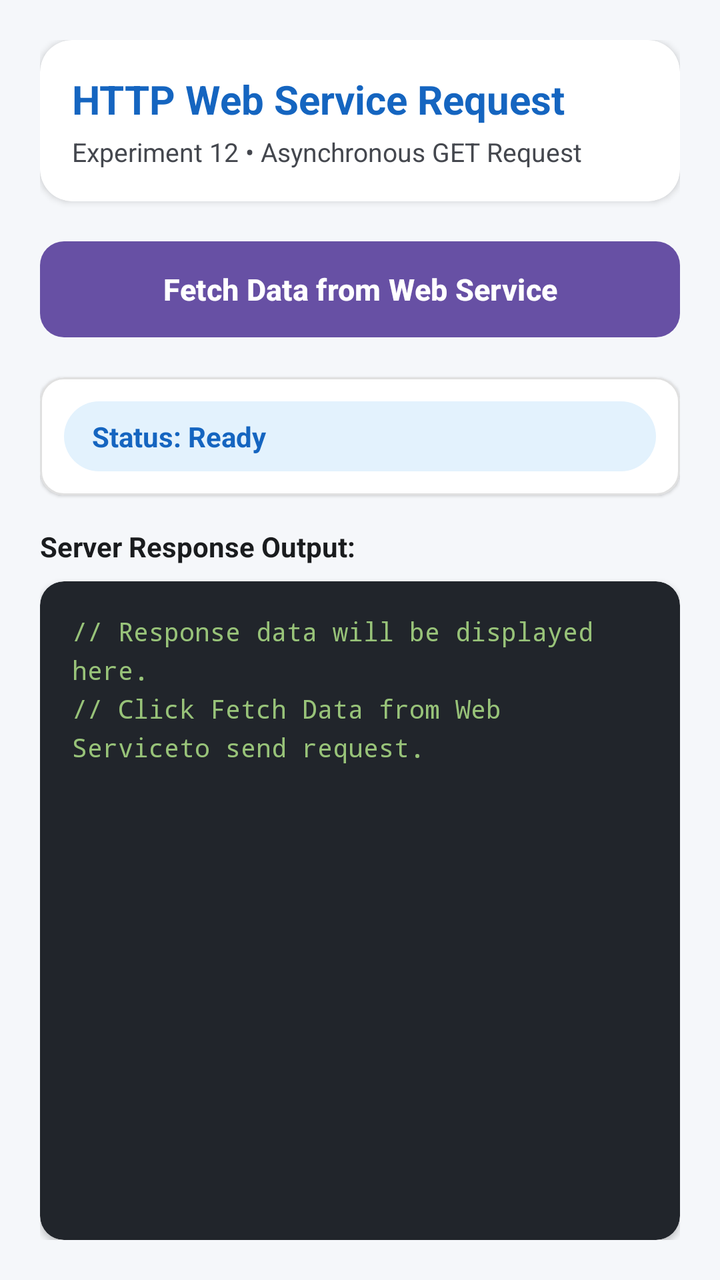
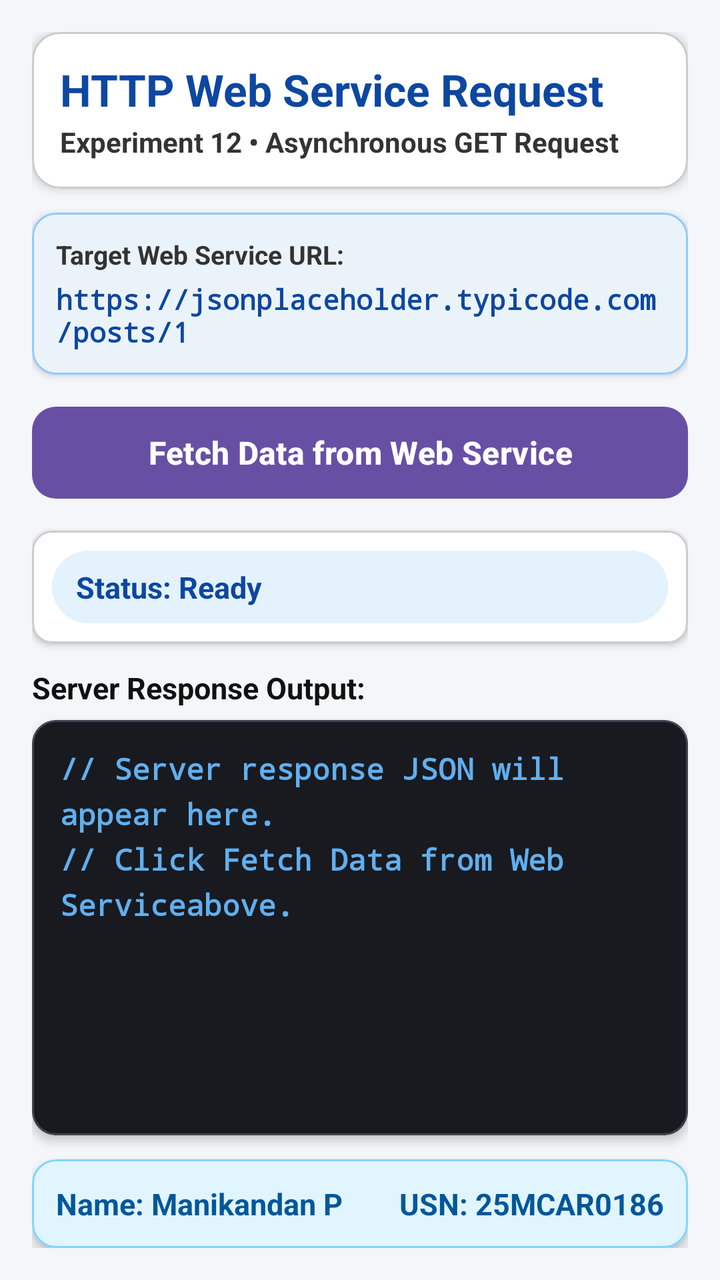

The first picture is an Android layout as it rendered before a commit; the second is the same layout after the commit. The layout source and the unified diff follow.
<!-- AndroidManifest.xml: application theme Theme.Exp12 -->
<!-- res/layout/activity_main.xml -->
<?xml version="1.0" encoding="utf-8"?>
<LinearLayout xmlns:android="http://schemas.android.com/apk/res/android"
    xmlns:app="http://schemas.android.com/apk/res-auto"
    xmlns:tools="http://schemas.android.com/tools"
    android:id="@+id/main"
    android:layout_width="match_parent"
    android:layout_height="match_parent"
    android:orientation="vertical"
    android:background="@color/bg_light"
    android:padding="20dp"
    tools:context=".MainActivity">

    
    <com.google.android.material.card.MaterialCardView
        android:layout_width="match_parent"
        android:layout_height="wrap_content"
        android:layout_marginBottom="16dp"
        app:cardCornerRadius="16dp"
        app:cardElevation="2dp"
        app:cardBackgroundColor="@color/card_bg"
        app:strokeWidth="0dp">

        <LinearLayout
            android:layout_width="match_parent"
            android:layout_height="wrap_content"
            android:orientation="vertical"
            android:padding="16dp">

            <TextView
                android:id="@+id/tvTitle"
                android:layout_width="match_parent"
                android:layout_height="wrap_content"
                android:text="@string/title_http_request"
                android:textSize="20sp"
                android:textStyle="bold"
                android:textColor="@color/primary" />

            <TextView
                android:id="@+id/tvSubtitle"
                android:layout_width="match_parent"
                android:layout_height="wrap_content"
                android:layout_marginTop="4dp"
                android:text="@string/subtitle_http_request"
                android:textSize="13sp"
                android:textColor="@color/text_secondary" />
        </LinearLayout>
    </com.google.android.material.card.MaterialCardView>

    
    <com.google.android.material.button.MaterialButton
        android:id="@+id/btnFetchData"
        android:layout_width="match_parent"
        android:layout_height="56dp"
        android:text="@string/btn_fetch_data"
        android:textSize="15sp"
        android:textStyle="bold"
        android:textAllCaps="false"
        app:cornerRadius="12dp"
        app:elevation="3dp"
        android:layout_marginBottom="16dp" />

    
    <com.google.android.material.card.MaterialCardView
        android:layout_width="match_parent"
        android:layout_height="wrap_content"
        android:layout_marginBottom="16dp"
        app:cardCornerRadius="12dp"
        app:cardElevation="1dp"
        app:cardBackgroundColor="@color/card_bg"
        app:strokeWidth="1dp"
        app:strokeColor="#E0E0E0">

        <LinearLayout
            android:layout_width="match_parent"
            android:layout_height="wrap_content"
            android:orientation="horizontal"
            android:gravity="center_vertical"
            android:padding="12dp">

            <ProgressBar
                android:id="@+id/progressBar"
                style="?android:attr/progressBarStyleSmall"
                android:layout_width="24dp"
                android:layout_height="24dp"
                android:layout_marginEnd="12dp"
                android:visibility="gone"
                android:indeterminateTint="@color/primary" />

            <TextView
                android:id="@+id/tvStatus"
                android:layout_width="0dp"
                android:layout_height="wrap_content"
                android:layout_weight="1"
                android:text="@string/status_ready"
                android:textSize="14sp"
                android:textStyle="bold"
                android:textColor="@color/status_ready_text"
                android:background="@drawable/bg_status_badge"
                android:paddingHorizontal="14dp"
                android:paddingVertical="8dp" />
        </LinearLayout>
    </com.google.android.material.card.MaterialCardView>

    
    <TextView
        android:layout_width="match_parent"
        android:layout_height="wrap_content"
        android:text="@string/label_response"
        android:textSize="14sp"
        android:textStyle="bold"
        android:textColor="@color/text_primary"
        android:layout_marginBottom="8dp" />

    <com.google.android.material.card.MaterialCardView
        android:layout_width="match_parent"
        android:layout_height="0dp"
        android:layout_weight="1"
        app:cardCornerRadius="12dp"
        app:cardElevation="2dp"
        app:cardBackgroundColor="@color/code_bg"
        app:strokeWidth="0dp">

        <ScrollView
            android:layout_width="match_parent"
            android:layout_height="match_parent"
            android:padding="16dp"
            android:fillViewport="true">

            <TextView
                android:id="@+id/tvResult"
                android:layout_width="match_parent"
                android:layout_height="wrap_content"
                android:text="@string/initial_result_prompt"
                android:textSize="13sp"
                android:fontFamily="monospace"
                android:lineSpacingExtra="4dp"
                android:textColor="@color/code_text" />
        </ScrollView>
    </com.google.android.material.card.MaterialCardView>

</LinearLayout>
<!-- resources referenced by this layout -->
<resources>
  <color name="bg_light">#F5F7FA</color>
  <color name="card_bg">#FFFFFF</color>
  <color name="code_bg">#21252B</color>
  <color name="code_text">#98C379</color>
  <color name="primary">#1565C0</color>
  <color name="status_ready_text">#1565C0</color>
  <color name="text_primary">#1A1C1E</color>
  <color name="text_secondary">#44474E</color>
  <!-- drawable bg_status_badge (drawable) -->
  <?xml version="1.0" encoding="utf-8"?>
  <shape xmlns:android="http://schemas.android.com/apk/res/android"
      android:shape="rectangle">
      <corners android:radius="20dp" />
      <solid android:color="@color/status_ready_bg" />
  </shape>
  <string name="btn_fetch_data">Fetch Data from Web Service</string>
  <string name="initial_result_prompt">// Response data will be displayed here.\n// Click "Fetch Data from Web Service" to send request.</string>
  <string name="label_response">Server Response Output:</string>
  <string name="status_ready">Status: Ready</string>
  <string name="subtitle_http_request">Experiment 12 • Asynchronous GET Request</string>
  <string name="title_http_request">HTTP Web Service Request</string>
  <style name="Theme.Exp12" parent="Base.Theme.Exp12" />
  <color name="status_ready_bg">#E3F2FD</color>
  <style name="Base.Theme.Exp12" parent="Theme.Material3.DayNight.NoActionBar">
          
          
      </style>
</resources>

<!-- the commit's change to res/layout/activity_main.xml (unified diff, before → after) -->
@@ -7,42 +7,82 @@
     android:layout_height="match_parent"
     android:orientation="vertical"
     android:background="@color/bg_light"
-    android:padding="20dp"
+    android:padding="16dp"
     tools:context=".MainActivity">
 
     
     <com.google.android.material.card.MaterialCardView
         android:layout_width="match_parent"
         android:layout_height="wrap_content"
-        android:layout_marginBottom="16dp"
-        app:cardCornerRadius="16dp"
+        android:layout_marginBottom="12dp"
+        app:cardCornerRadius="14dp"
+        app:cardElevation="3dp"
+        app:cardBackgroundColor="@color/card_bg"
+        app:strokeWidth="1dp"
+        app:strokeColor="#CCCCCC">
+
+        <LinearLayout
+            android:layout_width="match_parent"
+            android:layout_height="wrap_content"
+            android:orientation="vertical"
+            android:padding="14dp">
+
+            <TextView
+                android:id="@+id/tvTitle"
+                android:layout_width="match_parent"
+                android:layout_height="wrap_content"
+                android:text="@string/title_http_request"
+                android:textSize="22sp"
+                android:textStyle="bold"
+                android:textColor="@color/primary" />
+
+            <TextView
+                android:id="@+id/tvSubtitle"
+                android:layout_width="match_parent"
+                android:layout_height="wrap_content"
+                android:layout_marginTop="2dp"
+                android:text="@string/subtitle_http_request"
+                android:textSize="14sp"
+                android:textStyle="bold"
+                android:textColor="@color/text_secondary" />
+        </LinearLayout>
+    </com.google.android.material.card.MaterialCardView>
+
+    
+    <com.google.android.material.card.MaterialCardView
+        android:layout_width="match_parent"
+        android:layout_height="wrap_content"
+        android:layout_marginBottom="12dp"
+        app:cardCornerRadius="12dp"
         app:cardElevation="2dp"
-        app:cardBackgroundColor="@color/card_bg"
-        app:strokeWidth="0dp">
+        app:cardBackgroundColor="#EBF3FA"
+        app:strokeWidth="1dp"
+        app:strokeColor="#90CAF9">
 
         <LinearLayout
             android:layout_width="match_parent"
             android:layout_height="wrap_content"
             android:orientation="vertical"
-            android:padding="16dp">
-
-            <TextView
-                android:id="@+id/tvTitle"
-                android:layout_width="match_parent"
-                android:layout_height="wrap_content"
-                android:text="@string/title_http_request"
-                android:textSize="20sp"
-                android:textStyle="bold"
-                android:textColor="@color/primary" />
-
-            <TextView
-                android:id="@+id/tvSubtitle"
+            android:padding="12dp">
+
+            <TextView
+                android:layout_width="match_parent"
+                android:layout_height="wrap_content"
+                android:text="@string/label_target_url"
+                android:textSize="13sp"
+                android:textStyle="bold"
+                android:textColor="@color/text_secondary" />
+
+            <TextView
+                android:id="@+id/tvUrl"
                 android:layout_width="match_parent"
                 android:layout_height="wrap_content"
                 android:layout_marginTop="4dp"
-                android:text="@string/subtitle_http_request"
-                android:textSize="13sp"
-                android:textColor="@color/text_secondary" />
+                android:text="@string/default_url"
+                android:textSize="14sp"
+                android:textStyle="bold"
+                android:fontFamily="monospace"
+                android:textColor="@color/url_text" />
         </LinearLayout>
     </com.google.android.material.card.MaterialCardView>
 
@@ -50,39 +90,39 @@
     <com.google.android.material.button.MaterialButton
         android:id="@+id/btnFetchData"
         android:layout_width="match_parent"
-        android:layout_height="56dp"
+        android:layout_height="54dp"
         android:text="@string/btn_fetch_data"
-        android:textSize="15sp"
+        android:textSize="16sp"
         android:textStyle="bold"
         android:textAllCaps="false"
         app:cornerRadius="12dp"
-        app:elevation="3dp"
-        android:layout_marginBottom="16dp" />
-
-    
-    <com.google.android.material.card.MaterialCardView
-        android:layout_width="match_parent"
-        android:layout_height="wrap_content"
-        android:layout_marginBottom="16dp"
-        app:cardCornerRadius="12dp"
-        app:cardElevation="1dp"
+        app:elevation="4dp"
+        android:layout_marginBottom="12dp" />
+
+    
+    <com.google.android.material.card.MaterialCardView
+        android:layout_width="match_parent"
+        android:layout_height="wrap_content"
+        android:layout_marginBottom="12dp"
+        app:cardCornerRadius="10dp"
+        app:cardElevation="2dp"
         app:cardBackgroundColor="@color/card_bg"
         app:strokeWidth="1dp"
-        app:strokeColor="#E0E0E0">
+        app:strokeColor="#CCCCCC">
 
         <LinearLayout
             android:layout_width="match_parent"
             android:layout_height="wrap_content"
             android:orientation="horizontal"
             android:gravity="center_vertical"
-            android:padding="12dp">
+            android:padding="10dp">
 
             <ProgressBar
                 android:id="@+id/progressBar"
                 style="?android:attr/progressBarStyleSmall"
                 android:layout_width="24dp"
                 android:layout_height="24dp"
-                android:layout_marginEnd="12dp"
+                android:layout_marginEnd="10dp"
                 android:visibility="gone"
                 android:indeterminateTint="@color/primary" />
 
@@ -92,11 +132,11 @@
                 android:layout_height="wrap_content"
                 android:layout_weight="1"
                 android:text="@string/status_ready"
-                android:textSize="14sp"
+                android:textSize="15sp"
                 android:textStyle="bold"
                 android:textColor="@color/status_ready_text"
                 android:background="@drawable/bg_status_badge"
-                android:paddingHorizontal="14dp"
+                android:paddingHorizontal="12dp"
                 android:paddingVertical="8dp" />
         </LinearLayout>
     </com.google.android.material.card.MaterialCardView>
@@ -106,24 +146,26 @@
         android:layout_width="match_parent"
         android:layout_height="wrap_content"
         android:text="@string/label_response"
-        android:textSize="14sp"
+        android:textSize="15sp"
         android:textStyle="bold"
         android:textColor="@color/text_primary"
-        android:layout_marginBottom="8dp" />
+        android:layout_marginBottom="6dp" />
 
     <com.google.android.material.card.MaterialCardView
         android:layout_width="match_parent"
         android:layout_height="0dp"
         android:layout_weight="1"
+        android:layout_marginBottom="12dp"
         app:cardCornerRadius="12dp"
-        app:cardElevation="2dp"
+        app:cardElevation="3dp"
         app:cardBackgroundColor="@color/code_bg"
-        app:strokeWidth="0dp">
+        app:strokeWidth="1dp"
+        app:strokeColor="#3E4451">
 
         <ScrollView
             android:layout_width="match_parent"
             android:layout_height="match_parent"
-            android:padding="16dp"
+            android:padding="14dp"
             android:fillViewport="true">
 
             <TextView
@@ -131,11 +173,51 @@
                 android:layout_width="match_parent"
                 android:layout_height="wrap_content"
                 android:text="@string/initial_result_prompt"
-                android:textSize="13sp"
+                android:textSize="15sp"
+                android:textStyle="bold"
                 android:fontFamily="monospace"
-                android:lineSpacingExtra="4dp"
+                android:lineSpacingExtra="5dp"
                 android:textColor="@color/code_text" />
         </ScrollView>
     </com.google.android.material.card.MaterialCardView>
 
+    
+    <com.google.android.material.card.MaterialCardView
+        android:id="@+id/cardStudentInfo"
+        android:layout_width="match_parent"
+        android:layout_height="wrap_content"
+        app:cardCornerRadius="12dp"
+        app:cardElevation="3dp"
+        app:cardBackgroundColor="@color/student_card_bg"
+        app:strokeWidth="1dp"
+        app:strokeColor="#81D4FA">
+
+        <LinearLayout
+            android:layout_width="match_parent"
+            android:layout_height="wrap_content"
+            android:orientation="horizontal"
+            android:padding="12dp"
+            android:gravity="center_vertical">
+
+            <TextView
+                android:id="@+id/tvStudentName"
+                android:layout_width="0dp"
+                android:layout_height="wrap_content"
+                android:layout_weight="1"
+                android:text="@string/student_name_label"
+                android:textSize="15sp"
+                android:textStyle="bold"
+                android:textColor="#01579B" />
+
+            <TextView
+                android:id="@+id/tvStudentUsn"
+                android:layout_width="wrap_content"
+                android:layout_height="wrap_content"
+                android:text="@string/student_usn_label"
+                android:textSize="15sp"
+                android:textStyle="bold"
+                android:textColor="#01579B" />
+        </LinearLayout>
+    </com.google.android.material.card.MaterialCardView>
+
 </LinearLayout>
<!-- resource entries referenced after the edit -->
@@ -1,13 +1,15 @@
 <!-- resources referenced by this layout -->
 <resources>
-  <color name="bg_light">#F5F7FA</color>
+  <color name="bg_light">#F4F6F9</color>
   <color name="card_bg">#FFFFFF</color>
-  <color name="code_bg">#21252B</color>
-  <color name="code_text">#98C379</color>
-  <color name="primary">#1565C0</color>
-  <color name="status_ready_text">#1565C0</color>
-  <color name="text_primary">#1A1C1E</color>
-  <color name="text_secondary">#44474E</color>
+  <color name="code_bg">#181A1F</color>
+  <color name="code_text">#61AFEF</color>
+  <color name="primary">#0D47A1</color>
+  <color name="status_ready_text">#0D47A1</color>
+  <color name="student_card_bg">#E1F5FE</color>
+  <color name="text_primary">#111111</color>
+  <color name="text_secondary">#333333</color>
+  <color name="url_text">#0D47A1</color>
   <!-- drawable bg_status_badge (drawable) -->
   <?xml version="1.0" encoding="utf-8"?>
   <shape xmlns:android="http://schemas.android.com/apk/res/android"
@@ -16,9 +18,13 @@
       <solid android:color="@color/status_ready_bg" />
   </shape>
   <string name="btn_fetch_data">Fetch Data from Web Service</string>
-  <string name="initial_result_prompt">// Response data will be displayed here.\n// Click "Fetch Data from Web Service" to send request.</string>
+  <string name="default_url">https://jsonplaceholder.typicode.com/posts/1</string>
+  <string name="initial_result_prompt">// Server response JSON will appear here.\n// Click "Fetch Data from Web Service" above.</string>
   <string name="label_response">Server Response Output:</string>
+  <string name="label_target_url">Target Web Service URL:</string>
   <string name="status_ready">Status: Ready</string>
+  <string name="student_name_label">Name: Manikandan P</string>
+  <string name="student_usn_label">USN: 25MCAR0186</string>
   <string name="subtitle_http_request">Experiment 12 • Asynchronous GET Request</string>
   <string name="title_http_request">HTTP Web Service Request</string>
   <style name="Theme.Exp12" parent="Base.Theme.Exp12" />
